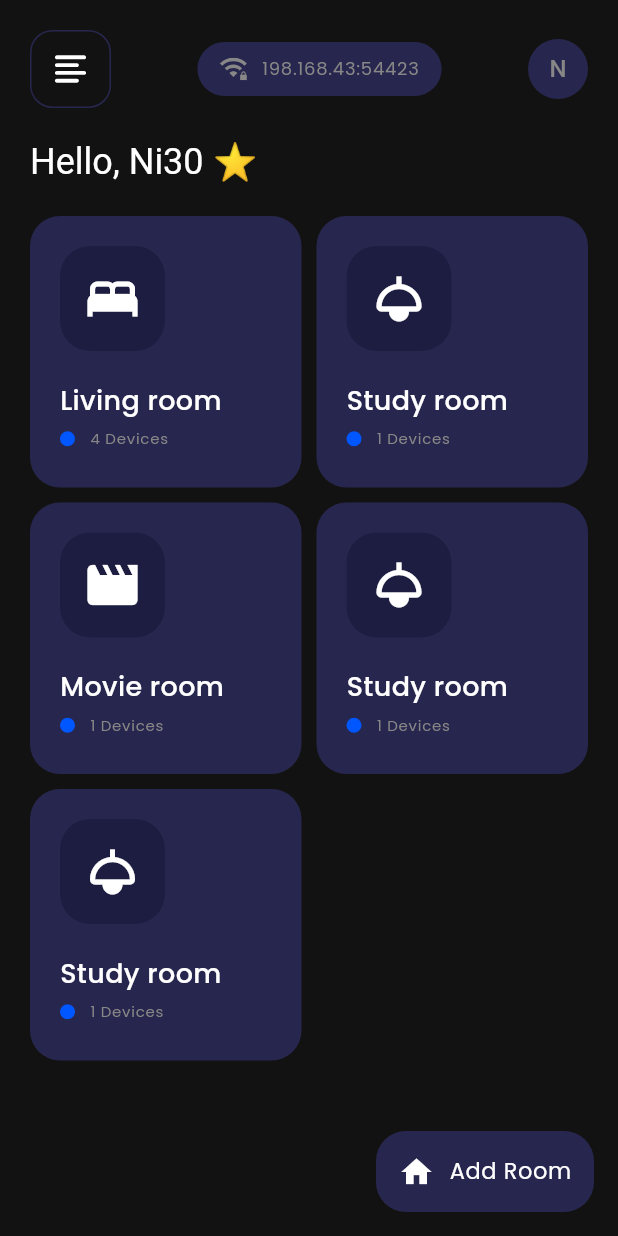
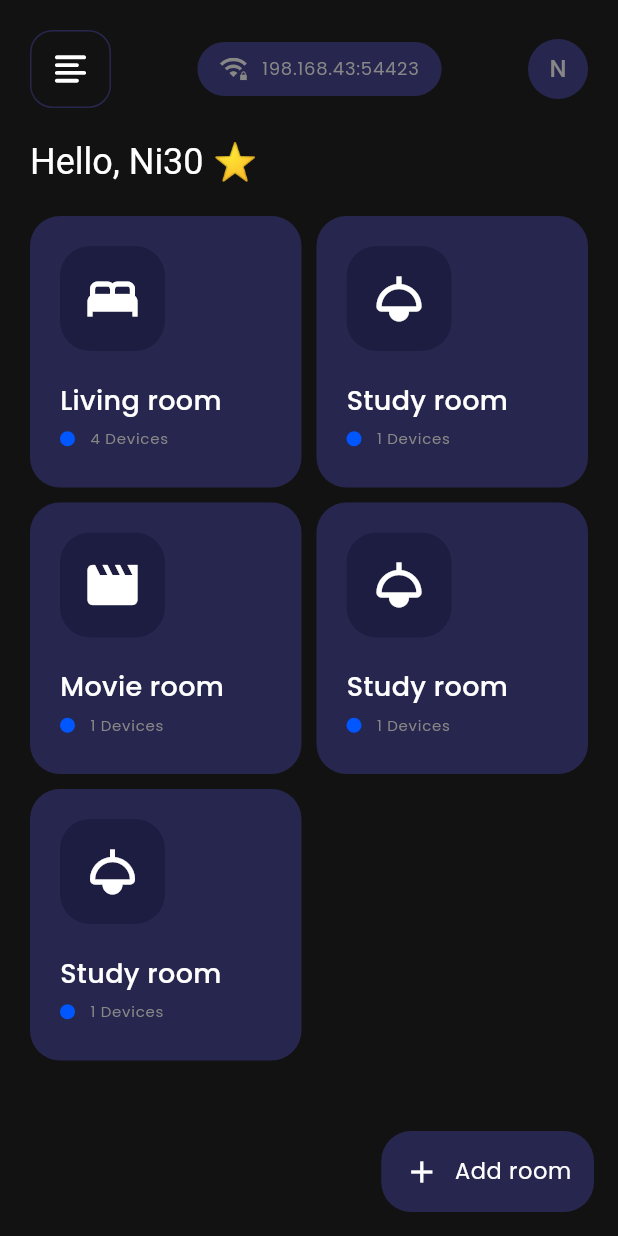
Before and after one commit to Nitishroy-7033/Home-Automation-With-Flutter, a Flutter app: the MobileHomePage screen opened directly, on a phone screen of 412 x 824 dp. Run offline on Flutter 3.47's test engine with Material 3 defaults, Android fonts, the phone set to English and light mode, and no system bars; our stand-ins replace flutter_svg, get.

Commit message:
Room Page Added

```diff
--- a/lib/Components/BottomButton.dart
+++ b/lib/Components/BottomButton.dart
@@ -1,14 +1,25 @@
 import 'package:flutter/material.dart';
 
 class Bottombutton extends StatelessWidget {
-  const Bottombutton({super.key});
+  final String btnName;
+  final IconData icon;
+  final VoidCallback onTap;
+  const Bottombutton(
+      {super.key,
+      required this.btnName,
+      required this.icon,
+      required this.onTap});
 
   @override
   Widget build(BuildContext context) {
-    return  Row(
-        mainAxisAlignment: MainAxisAlignment.end,
-        children: [
-          Container(
+    return Row(
+      mainAxisAlignment: MainAxisAlignment.end,
+      children: [
+        InkWell(
+             splashColor: Colors.transparent,
+      highlightColor: Colors.transparent,
+          onTap: onTap,
+          child: Container(
             padding: const EdgeInsets.symmetric(vertical: 15, horizontal: 15),
             decoration: BoxDecoration(
               borderRadius: BorderRadius.circular(20),
@@ -16,16 +27,17 @@ class Bottombutton extends StatelessWidget {
             ),
             child: Row(
               children: [
-                Icon(Icons.home),
+                Icon(icon),
                 SizedBox(width: 10),
                 Text(
-                  "Add Room",
+                  btnName,
                   style: Theme.of(context).textTheme.bodySmall,
                 )
               ],
             ),
           ),
-        ],
-      );
+        ),
+      ],
+    );
   }
 }
--- a/lib/Components/PrimaryButton.dart
+++ b/lib/Components/PrimaryButton.dart
@@ -13,6 +13,8 @@ class PrimaryButton extends StatelessWidget {
   @override
   Widget build(BuildContext context) {
     return InkWell(
+         splashColor: Colors.transparent,
+      highlightColor: Colors.transparent,
       onTap: ontap,
       child: Container(
         padding: EdgeInsets.symmetric(horizontal: 40, vertical: 15),
--- a/lib/Conifg/Theme.dart
+++ b/lib/Conifg/Theme.dart
@@ -7,6 +7,9 @@ var lightTheme = ThemeData(
 var darkTheme = ThemeData(
     useMaterial3: true,
     brightness: Brightness.dark,
+    appBarTheme: AppBarTheme(
+      backgroundColor: dContainerColor,
+    ),
     colorScheme: const ColorScheme.dark(
       background: dBgColor,
       onBackground: dOnBgColor,
@@ -47,6 +50,12 @@ var darkTheme = ThemeData(
         fontWeight: FontWeight.w400,
         color: dOnBgColor,
       ),
+      labelLarge: TextStyle(
+        fontFamily: "Poppins",
+        fontSize: 14,
+        fontWeight: FontWeight.w400,
+        color: dOnContainer,
+      ),
       labelMedium: TextStyle(
         fontFamily: "Poppins",
         fontSize: 12,
--- a/lib/Pages/Mobile/Auth/Widgets/AuthPageBody.dart
+++ b/lib/Pages/Mobile/Auth/Widgets/AuthPageBody.dart
@@ -25,6 +25,8 @@ class AuthPageBody extends StatelessWidget {
                     mainAxisAlignment: MainAxisAlignment.spaceBetween,
                     children: [
                       InkWell(
+                           splashColor: Colors.transparent,
+      highlightColor: Colors.transparent,
                         onTap: () {
                           isLogin.value = true;
                         },
@@ -53,6 +55,8 @@ class AuthPageBody extends StatelessWidget {
                         ),
                       ),
                       InkWell(
+                           splashColor: Colors.transparent,
+      highlightColor: Colors.transparent,
                         onTap: () {
                           isLogin.value = false;
                         },
--- a/lib/Pages/Mobile/HomePage/HomePage.dart
+++ b/lib/Pages/Mobile/HomePage/HomePage.dart
@@ -1,9 +1,11 @@
 import 'package:flutter/material.dart';
 import 'package:flutter_svg/svg.dart';
+import 'package:get/get.dart';
 import 'package:smart_home/Components/BottomButton.dart';
 import 'package:smart_home/Conifg/AssestPaths.dart';
 import 'package:smart_home/Pages/Mobile/HomePage/Widgets/AppBar.dart';
 import 'package:smart_home/Pages/Mobile/HomePage/Widgets/RoomCard.dart';
+import 'package:smart_home/Views/Room/RoomView.dart';
 
 class MobileHomePage extends StatelessWidget {
   const MobileHomePage({super.key});
@@ -11,7 +13,13 @@ class MobileHomePage extends StatelessWidget {
   @override
   Widget build(BuildContext context) {
     return Scaffold(
-      floatingActionButton: Bottombutton(),
+      floatingActionButton: Bottombutton(
+        btnName: "Add room",
+        icon: Icons.add,
+        onTap: () {
+          print("Add room");
+        },
+      ),
       body: SafeArea(
         child: Padding(
           padding: EdgeInsets.all(20),
@@ -33,31 +41,46 @@ class MobileHomePage extends StatelessWidget {
                   mainAxisSpacing: 10,
                   crossAxisSpacing: 10,
                   crossAxisCount: 2,
-                  children: const [
+                  children: [
                     RoomCard(
                       roomName: "Living room",
                       deviceCount: "4",
                       icon: Icons.bed,
+                      onTap: () {
+                        Get.to(RoomView());
+                      },
                     ),
                     RoomCard(
                       roomName: "Study room",
                       deviceCount: "1",
                       icon: Icons.light,
+                      onTap: () {
+                        print("Living room");
+                      },
                     ),
                     RoomCard(
                       roomName: "Movie room",
                       deviceCount: "1",
                       icon: Icons.movie_creation,
+                      onTap: () {
+                        print("Living room");
+                      },
                     ),
                     RoomCard(
                       roomName: "Study room",
                       deviceCount: "1",
                       icon: Icons.light,
+                      onTap: () {
+                        print("Living room");
+                      },
                     ),
                     RoomCard(
                       roomName: "Study room",
                       deviceCount: "1",
                       icon: Icons.light,
+                      onTap: () {
+                        print("Living room");
+                      },
                     )
                   ],
                 ),
--- a/lib/Pages/Mobile/HomePage/Widgets/RoomCard.dart
+++ b/lib/Pages/Mobile/HomePage/Widgets/RoomCard.dart
@@ -4,11 +4,21 @@ class RoomCard extends StatelessWidget {
   final String roomName;
   final String deviceCount;
   final IconData icon;
-  const RoomCard({super.key, required this.roomName, required this.deviceCount, required this.icon});
+  final VoidCallback onTap;
+  const RoomCard(
+      {super.key,
+      required this.roomName,
+      required this.deviceCount,
+      required this.icon,
+      required this.onTap});
 
   @override
   Widget build(BuildContext context) {
-    return Container(
+    return InkWell(
+      splashColor: Colors.transparent,
+      highlightColor: Colors.transparent,
+      onTap: onTap,
+      child: Container(
         padding: EdgeInsets.all(20),
         decoration: BoxDecoration(
           borderRadius: BorderRadius.circular(20),
@@ -62,6 +72,7 @@ class RoomCard extends StatelessWidget {
             )
           ],
         ),
+      ),
     );
   }
 }
```
Also changed, not shown: lib/Pages/Mobile/Rooms/RoomPage.dart (added, +117 -0 lines), lib/Pages/Mobile/Rooms/Widgets/DeviceCard.dart (added, +93 -0 lines), lib/Pages/Mobile/Rooms/Widgets/RoomStaticsCard.dart (added, +55 -0 lines), lib/Pages/Web/Rooms/RoomPage.dart (added, +10 -0 lines), lib/Views/Room/RoomView.dart (added, +16 -0 lines). Lines whose indentation alone changed are shown as unchanged.
